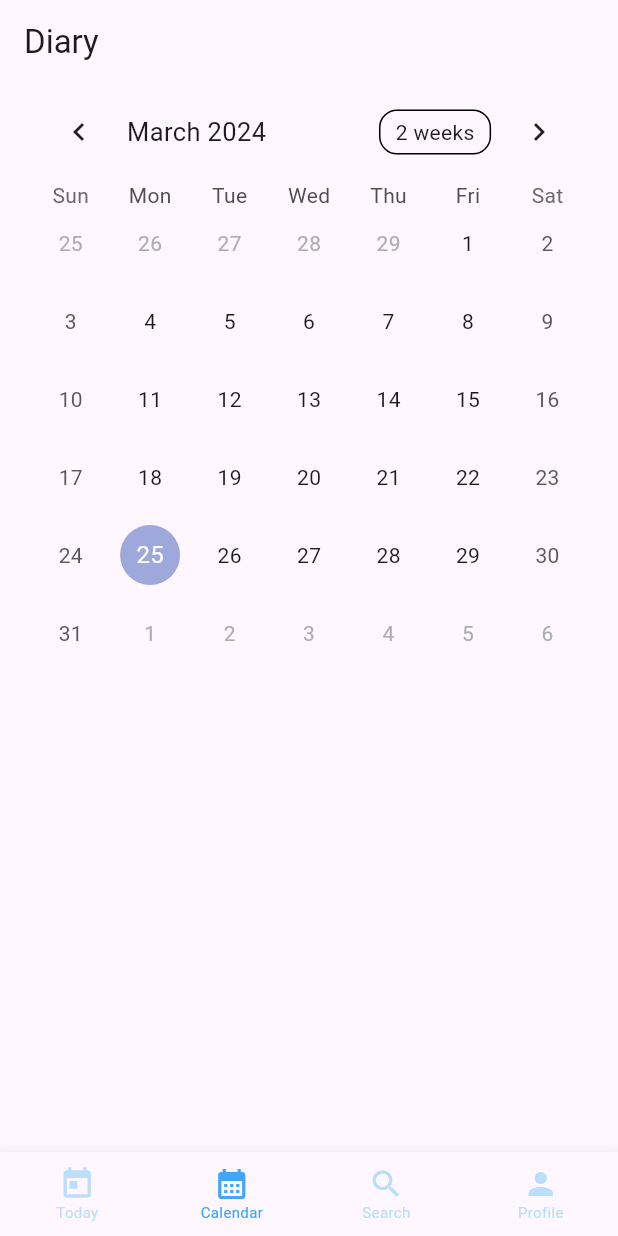
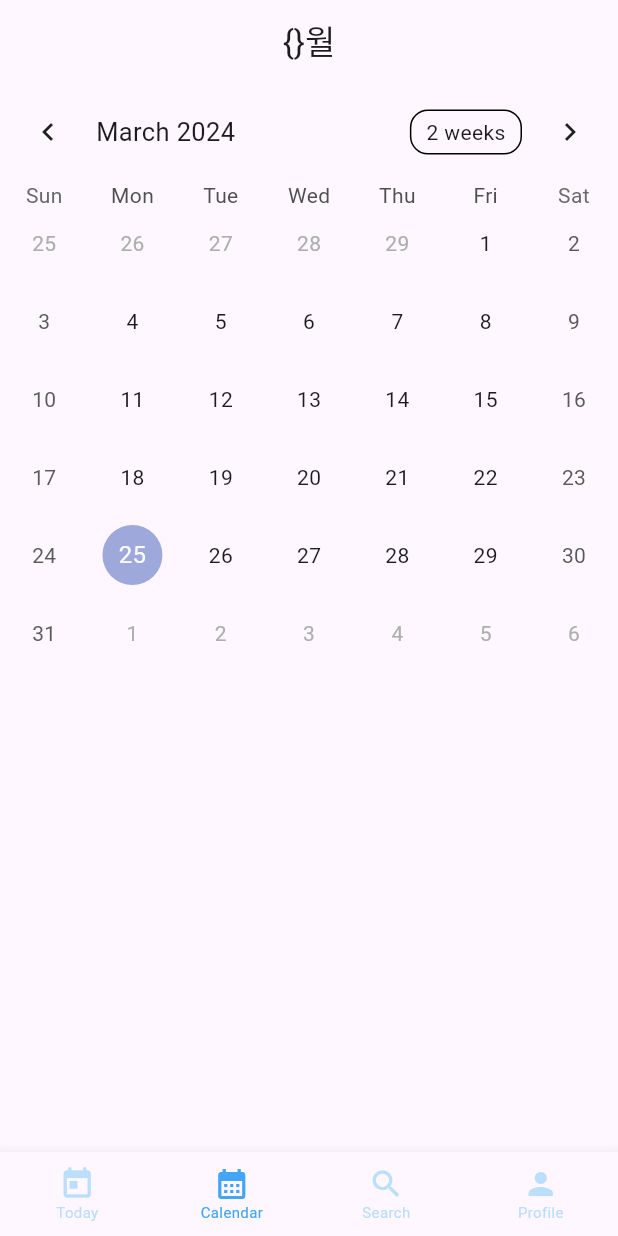
Before and after one commit to rldnd/diary, a Flutter app: the screen it shows after launch, on a phone screen of 412 x 824 dp. Run offline on Flutter 3.47's test engine with Material 3 defaults, Android fonts, the phone set to English and light mode, and no system bars; drawn by our look-alikes of table_calendar; our stand-ins replace another_flutter_splash_screen, flutter_dotenv, flutter_riverpod, freezed_annotation, go_router, lottie and 3 more; accounts and stored records are empty; generated files the repository leaves out were written again; project files that could hold a hidden picture were left out.

```diff
--- a/lib/calendar/view/calendar_screen.dart
+++ b/lib/calendar/view/calendar_screen.dart
@@ -3,8 +3,6 @@ import 'package:diary/common/components/default_layout.dart';
 import 'package:flutter/material.dart';
 
 class CalendarScreen extends StatefulWidget {
-  static String get routeName => 'calendarScreen';
-
   const CalendarScreen({super.key});
 
   @override
@@ -15,10 +13,10 @@ class _CalendarScreenState extends State<CalendarScreen> {
   @override
   Widget build(BuildContext context) {
     return DefaultLayout(
-      title: 'Diary',
+      title: '{}월',
       body: Center(
         child: MonthCalendar(
-          width: MediaQuery.of(context).size.width * 0.9,
+          width: MediaQuery.of(context).size.width,
           height: MediaQuery.of(context).size.height,
         ),
       ),
--- a/lib/common/components/default_layout.dart
+++ b/lib/common/components/default_layout.dart
@@ -1,4 +1,5 @@
 import 'package:flutter/material.dart';
+import 'package:sizer/sizer.dart';
 
 class DefaultLayout extends StatelessWidget {
   final String? title;
@@ -14,15 +15,19 @@ class DefaultLayout extends StatelessWidget {
 
   @override
   Widget build(BuildContext context) {
+    return Sizer(
+      builder: (context, orientation, deviceType) {
         return Scaffold(
           appBar: title != null
               ? AppBar(
-              centerTitle: false,
+                  centerTitle: true,
                   title: Text(title!),
                 )
               : null,
           body: body,
           bottomNavigationBar: bottomNavigation,
         );
+      },
+    );
   }
 }
--- a/lib/common/view/splash_screen.dart
+++ b/lib/common/view/splash_screen.dart
@@ -18,6 +18,7 @@ class _SplashScreenState extends State<SplashScreen> {
         useImmersiveMode: true,
         asyncNavigationCallback: () async {
           await Future.delayed(const Duration(seconds: 3));
+          if (!context.mounted) return;
           context.go('/calendar');
         },
         backgroundColor: Colors.white,
--- a/lib/main.dart
+++ b/lib/main.dart
@@ -1,5 +1,5 @@
+import 'package:diary/common/config.dart';
 import 'package:diary/common/providers/route_provider.dart';
-import 'package:diary/common/config.dart';
 import 'package:flutter/material.dart';
 import 'package:flutter_dotenv/flutter_dotenv.dart';
 import 'package:flutter_riverpod/flutter_riverpod.dart';
--- a/lib/today/view/today_screen.dart
+++ b/lib/today/view/today_screen.dart
@@ -12,7 +12,7 @@ class _TodayScreenState extends State<TodayScreen> {
   @override
   Widget build(BuildContext context) {
     return const DefaultLayout(
-      title: 'Today',
+      title: '오늘',
       body: Center(
         child: Text(''),
       ),
--- a/pubspec.yaml
+++ b/pubspec.yaml
@@ -50,6 +50,7 @@ dependencies:
   lottie: ^3.1.0
   go_router: ^13.2.1
   freezed_annotation: ^2.4.1
+  sizer: ^2.0.15
 
 dev_dependencies:
   flutter_test:
```
Also changed, not shown: lib/search/view/search_screen.dart (+5 -5 lines), lib/user/components/logined_profile_section.dart (added, +33 -0 lines), lib/user/components/unlogined_profile_section.dart (added, +10 -0 lines), lib/user/view/profile_screen.dart (+12 -23 lines), pubspec.lock, 1 other file. Lines whose indentation alone changed are shown as unchanged.
